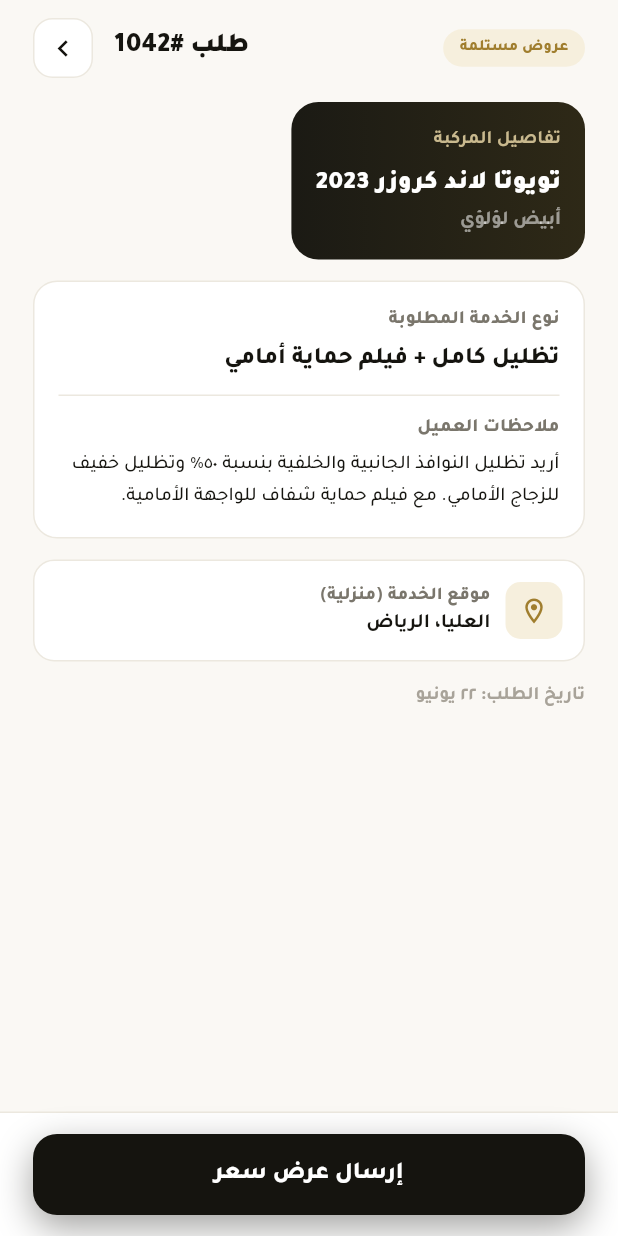
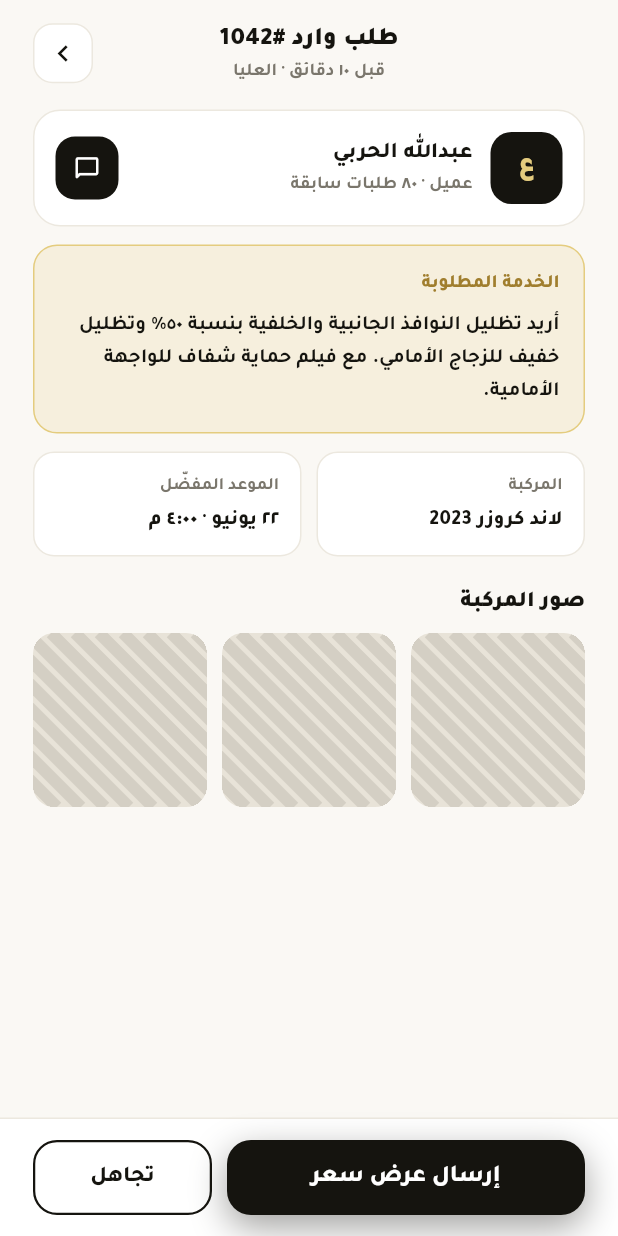
Before and after one commit to hh2000h4000/cars, a Flutter app: the ShopRequestDetailScreen screen opened by its route, on a phone screen of 412 x 824 dp. Run offline on Flutter 3.47's test engine with Material 3 defaults, Android fonts, the phone set to English and light mode, and no system bars.

Commit message:
Redesign shop request detail screen to match reference
- New header: title centered with time/area subtitle, back button on left
- Customer card: dark avatar + name + chat icon button
- Service card: goldBg background with gold label and full description
- Side-by-side info cards: vehicle and preferred date
- Vehicle photos: 3 diagonal-stripe placeholder slots
- Bottom: dark send-quote button + outlined dismiss button

Co-Authored-By: Claude Sonnet 4.6 <noreply@anthropic.com>
Claude-Session: https://claude.ai/code/session_01Qq4FwjkdksqQ2R4vt1V6En

```diff
--- a/car_decoration_app/lib/screens/shop/shop_request_detail_screen.dart
+++ b/car_decoration_app/lib/screens/shop/shop_request_detail_screen.dart
@@ -4,7 +4,6 @@ import 'package:provider/provider.dart';
 import '../../theme.dart';
 import '../../widgets/widgets.dart';
 import '../../providers/app_provider.dart';
-import '../../models/models.dart';
 
 class ShopRequestDetailScreen extends StatelessWidget {
   final String requestId;
@@ -13,22 +12,43 @@ class ShopRequestDetailScreen extends StatelessWidget {
   @override
   Widget build(BuildContext context) {
     final provider = context.watch<AppProvider>();
-    final request = provider.requests.firstWhere((r) => r.id == requestId, orElse: () => provider.requests.first);
+    final item = provider.shopInbox.firstWhere(
+      (i) => i.requestId == requestId,
+      orElse: () => provider.shopInbox.first,
+    );
+    final request = provider.requests.where((r) => r.id == requestId).isNotEmpty
+        ? provider.requests.firstWhere((r) => r.id == requestId)
+        : null;
     final hasSentQuote = provider.sentQuote;
+
+    final serviceDesc = request?.notes ??
+        'تظليل حراري كامل (٥٠٪ جوانب + ٧٠٪ أمامي) مع تركيب فيلم حماية شفاف على الواجهة الأمامية.';
 
     return Scaffold(
       backgroundColor: AppColors.surface,
       body: SafeArea(
         child: Column(
           children: [
+            // ── Header ──
             Padding(
-              padding: const EdgeInsets.fromLTRB(22, 12, 22, 16),
+              padding: const EdgeInsets.fromLTRB(22, 14, 22, 16),
               child: Row(
                 children: [
-                  StatusBadge(label: request.status.label, type: request.status.colorType),
-                  const Spacer(),
-                  Text('طلب #${request.id}', style: TextStyle(fontFamily: 'Tajawal', fontSize: 18, fontWeight: FontWeight.w900, color: AppColors.textPrimary)),
-                  const SizedBox(width: 14),
+                  // balance spacer (same width as back button)
+                  const SizedBox(width: 40),
+                  // title + subtitle centered
+                  Expanded(
+                    child: Column(
+                      children: [
+                        Text('طلب وارد #$requestId',
+                          style: TextStyle(fontFamily: 'Tajawal', fontSize: 17, fontWeight: FontWeight.w900, color: AppColors.textPrimary)),
+                        const SizedBox(height: 2),
+                        Text('${item.timeAgo} · ${item.area}',
+                          style: TextStyle(fontFamily: 'Tajawal', fontSize: 12, fontWeight: FontWeight.w600, color: AppColors.textSecondary)),
+                      ],
+                    ),
+                  ),
+                  // back button (visual left in RTL)
                   const AppBackButton(),
                 ],
               ),
@@ -36,85 +56,140 @@ class ShopRequestDetailScreen extends StatelessWidget {
 
             Expanded(
               child: SingleChildScrollView(
-                padding: const EdgeInsets.fromLTRB(22, 0, 22, 100),
+                padding: const EdgeInsets.fromLTRB(22, 0, 22, 24),
                 child: Column(
                   crossAxisAlignment: CrossAxisAlignment.start,
                   children: [
-                    // Vehicle card
+
+                    // ── Customer card ──
                     Container(
+                      padding: const EdgeInsets.all(14),
+                      decoration: BoxDecoration(
+                        color: Colors.white,
+                        border: Border.all(color: AppColors.border),
+                        borderRadius: BorderRadius.circular(18),
+                      ),
+                      child: Row(
+                        children: [
+                          // Avatar (visual RIGHT in RTL)
+                          Container(
+                            width: 48, height: 48,
+                            decoration: BoxDecoration(color: AppColors.dark, borderRadius: BorderRadius.circular(14)),
+                            alignment: Alignment.center,
+                            child: Text(item.mono,
+                              style: TextStyle(fontFamily: 'Tajawal', fontSize: 18, fontWeight: FontWeight.w900, color: AppColors.goldLight)),
+                          ),
+                          const SizedBox(width: 12),
+                          // Info
+                          Expanded(
+                            child: Column(
+                              crossAxisAlignment: CrossAxisAlignment.start,
+                              children: [
+                                Text(item.customerName,
+                                  style: TextStyle(fontFamily: 'Tajawal', fontSize: 15, fontWeight: FontWeight.w800, color: AppColors.textPrimary)),
+                                const SizedBox(height: 3),
+                                Text('عميل · ٨٠ طلبات سابقة',
+                                  style: TextStyle(fontFamily: 'Tajawal', fontSize: 12, fontWeight: FontWeight.w600, color: AppColors.textSecondary)),
+                              ],
+                            ),
+                          ),
+                          // Chat icon (visual LEFT in RTL)
+                          Container(
+                            width: 42, height: 42,
+                            decoration: BoxDecoration(color: AppColors.dark, borderRadius: BorderRadius.circular(13)),
+                            child: const Icon(Icons.chat_bubble_outline_rounded, color: Colors.white, size: 18),
+                          ),
+                        ],
+                      ),
+                    ),
+                    const SizedBox(height: 12),
+
+                    // ── Service description card ──
+                    Container(
+                      width: double.infinity,
                       padding: const EdgeInsets.all(16),
                       decoration: BoxDecoration(
-                        gradient: const LinearGradient(colors: [Color(0xFF1B1A14), Color(0xFF2E2917)]),
-                        borderRadius: BorderRadius.circular(18),
+                        color: AppColors.goldBg,
+                        border: Border.all(color: AppColors.goldLight),
+                        borderRadius: BorderRadius.circular(16),
                       ),
                       child: Column(
                         crossAxisAlignment: CrossAxisAlignment.start,
                         children: [
-                          Text('تفاصيل المركبة', style: TextStyle(fontFamily: 'Tajawal', fontSize: 12.5, fontWeight: FontWeight.w700, color: AppColors.goldMuted)),
+                          Text('الخدمة المطلوبة',
+                            style: TextStyle(fontFamily: 'Tajawal', fontSize: 12.5, fontWeight: FontWeight.w800, color: AppColors.goldText)),
                           const SizedBox(height: 8),
-                          Text('${request.vehicleBrand} ${request.vehicleModel} ${request.vehicleYear}',
-                            style: TextStyle(fontFamily: 'Tajawal', fontSize: 17, fontWeight: FontWeight.w900, color: Colors.white)),
-                          const SizedBox(height: 4),
-                          Text(request.vehicleColor, style: TextStyle(fontFamily: 'Tajawal', fontSize: 13, fontWeight: FontWeight.w600, color: Colors.white54)),
+                          Text(serviceDesc,
+                            textAlign: TextAlign.right,
+                            style: TextStyle(fontFamily: 'Tajawal', fontSize: 13.5, fontWeight: FontWeight.w600, color: AppColors.textPrimary, height: 1.6)),
                         ],
                       ),
                     ),
-                    const SizedBox(height: 14),
+                    const SizedBox(height: 12),
 
-                    // Service info
-                    Container(
-                      padding: const EdgeInsets.all(16),
-                      decoration: BoxDecoration(color: Colors.white, border: Border.all(color: AppColors.border), borderRadius: BorderRadius.circular(16)),
+                    // ── Vehicle + Date side by side ──
+                    Row(
+                      children: [
+                        // Vehicle (visual RIGHT)
+                        Expanded(
+                          child: Container(
+                            padding: const EdgeInsets.all(14),
+                            decoration: BoxDecoration(
+                              color: Colors.white,
+                              border: Border.all(color: AppColors.border),
+                              borderRadius: BorderRadius.circular(14),
+                            ),
                             child: Column(
                               crossAxisAlignment: CrossAxisAlignment.start,
                               children: [
-                          Text('نوع الخدمة المطلوبة', style: TextStyle(fontFamily: 'Tajawal', fontSize: 12.5, fontWeight: FontWeight.w800, color: AppColors.textSecondary)),
-                          const SizedBox(height: 6),
-                          Text(request.serviceType, style: TextStyle(fontFamily: 'Tajawal', fontSize: 16, fontWeight: FontWeight.w800, color: AppColors.textPrimary)),
-                          if (request.notes != null) ...[
-                            const SizedBox(height: 12),
-                            const Divider(height: 1, color: AppColors.border),
-                            const SizedBox(height: 12),
-                            Text('ملاحظات العميل', style: TextStyle(fontFamily: 'Tajawal', fontSize: 12.5, fontWeight: FontWeight.w800, color: AppColors.textSecondary)),
-                            const SizedBox(height: 6),
-                            Text(request.notes!, textAlign: TextAlign.right,
-                              style: TextStyle(fontFamily: 'Tajawal', fontSize: 13, fontWeight: FontWeight.w500, color: AppColors.textPrimary, height: 1.6)),
-                          ],
+                                Text('المركبة',
+                                  style: TextStyle(fontFamily: 'Tajawal', fontSize: 11.5, fontWeight: FontWeight.w700, color: AppColors.textSecondary)),
+                                const SizedBox(height: 5),
+                                Text(item.vehicleInfo,
+                                  style: TextStyle(fontFamily: 'Tajawal', fontSize: 13.5, fontWeight: FontWeight.w800, color: AppColors.textPrimary)),
                               ],
                             ),
                           ),
-                    const SizedBox(height: 14),
-
-                    // Location
-                    Container(
-                      padding: const EdgeInsets.all(14),
-                      decoration: BoxDecoration(color: Colors.white, border: Border.all(color: AppColors.border), borderRadius: BorderRadius.circular(14)),
-                      child: Row(
-                        children: [
-                          Container(
-                            width: 38, height: 38,
-                            decoration: BoxDecoration(color: AppColors.goldBg, borderRadius: BorderRadius.circular(10)),
-                            child: const Icon(Icons.location_on_outlined, color: AppColors.goldText, size: 20),
                         ),
                         const SizedBox(width: 10),
+                        // Preferred date (visual LEFT)
                         Expanded(
+                          child: Container(
+                            padding: const EdgeInsets.all(14),
+                            decoration: BoxDecoration(
+                              color: Colors.white,
+                              border: Border.all(color: AppColors.border),
+                              borderRadius: BorderRadius.circular(14),
+                            ),
                             child: Column(
                               crossAxisAlignment: CrossAxisAlignment.start,
                               children: [
-                                Text('موقع الخدمة (منزلية)', style: TextStyle(fontFamily: 'Tajawal', fontSize: 12, fontWeight: FontWeight.w800, color: AppColors.textSecondary)),
-                                Text('العليا، الرياض', style: TextStyle(fontFamily: 'Tajawal', fontSize: 13.5, fontWeight: FontWeight.w700, color: AppColors.textPrimary)),
+                                Text('الموعد المفضّل',
+                                  style: TextStyle(fontFamily: 'Tajawal', fontSize: 11.5, fontWeight: FontWeight.w700, color: AppColors.textSecondary)),
+                                const SizedBox(height: 5),
+                                Text('٢٢ يونيو · ٤:٠٠ م',
+                                  style: TextStyle(fontFamily: 'Tajawal', fontSize: 13.5, fontWeight: FontWeight.w800, color: AppColors.textPrimary)),
                               ],
+                            ),
                           ),
                         ),
                       ],
                     ),
+                    const SizedBox(height: 20),
+
+                    // ── Vehicle photos ──
+                    Text('صور المركبة',
+                      style: TextStyle(fontFamily: 'Tajawal', fontSize: 15, fontWeight: FontWeight.w900, color: AppColors.textPrimary)),
+                    const SizedBox(height: 10),
+                    Row(
+                      children: [
+                        _PhotoSlot(),
+                        const SizedBox(width: 10),
+                        _PhotoSlot(),
+                        const SizedBox(width: 10),
+                        _PhotoSlot(),
+                      ],
                     ),
-                    const SizedBox(height: 14),
-
-                    // Timeline info
-                    Text('تاريخ الطلب: ${request.dateLabel}',
-                      textAlign: TextAlign.right,
-                      style: TextStyle(fontFamily: 'Tajawal', fontSize: 12.5, fontWeight: FontWeight.w600, color: AppColors.textMuted)),
 
                     if (hasSentQuote) ...[
                       const SizedBox(height: 16),
@@ -129,9 +204,10 @@ class ShopRequestDetailScreen extends StatelessWidget {
                           children: [
                             const Icon(Icons.check_circle, color: AppColors.green, size: 18),
                             const SizedBox(width: 8),
-                            Text('تم إرسال عرضك بنجاح — في انتظار رد العميل',
+                            Expanded(
+                              child: Text('تم إرسال عرضك بنجاح — في انتظار رد العميل',
                                 style: TextStyle(fontFamily: 'Tajawal', fontSize: 13, fontWeight: FontWeight.w700, color: AppColors.green)),
-                            const Spacer(),
+                            ),
                           ],
                         ),
                       ),
@@ -143,6 +219,8 @@ class ShopRequestDetailScreen extends StatelessWidget {
           ],
         ),
       ),
+
+      // ── Bottom buttons ──
       bottomNavigationBar: Container(
         padding: EdgeInsets.fromLTRB(22, 14, 22, MediaQuery.of(context).padding.bottom + 14),
         decoration: BoxDecoration(color: Colors.white, border: Border(top: BorderSide(color: AppColors.border))),
@@ -151,11 +229,61 @@ class ShopRequestDetailScreen extends StatelessWidget {
                 label: 'فتح المحادثة',
                 onTap: () => Navigator.pushNamed(context, '/customer/chat', arguments: 'sh1'),
               )
-            : DarkButton(
+            : Row(
+                children: [
+                  // Send quote (visual RIGHT, wider)
+                  Expanded(
+                    flex: 2,
+                    child: DarkButton(
                       label: 'إرسال عرض سعر',
                       onTap: () => Navigator.pushNamed(context, '/shop/send-quote', arguments: requestId),
+                      height: 50,
+                    ),
+                  ),
+                  const SizedBox(width: 10),
+                  // Dismiss (visual LEFT, narrower)
+                  Expanded(
+                    child: OutlinedDarkButton(
+                      label: 'تجاهل',
+                      onTap: () => Navigator.pop(context),
+                      height: 50,
+                    ),
+                  ),
+                ],
               ),
       ),
     );
   }
 }
+
+class _PhotoSlot extends StatelessWidget {
+  @override
+  Widget build(BuildContext context) => Expanded(
+    child: AspectRatio(
+      aspectRatio: 1,
+      child: Container(
+        decoration: BoxDecoration(
+          color: const Color(0xFFE8E3D8),
+          borderRadius: BorderRadius.circular(14),
+        ),
+        clipBehavior: Clip.hardEdge,
+        child: CustomPaint(painter: _StripePainter()),
+      ),
+    ),
+  );
+}
+
+class _StripePainter extends CustomPainter {
+  @override
+  void paint(Canvas canvas, Size size) {
+    final paint = Paint()
+      ..color = const Color(0xFFD4CFC4)
+      ..strokeWidth = 8;
+    for (double i = -size.height; i < size.width + size.height; i += 16) {
+      canvas.drawLine(Offset(i, 0), Offset(i + size.height, size.height), paint);
+    }
+  }
+
+  @override
+  bool shouldRepaint(_StripePainter old) => false;
+}
```
Lines whose indentation alone changed are shown as unchanged.
